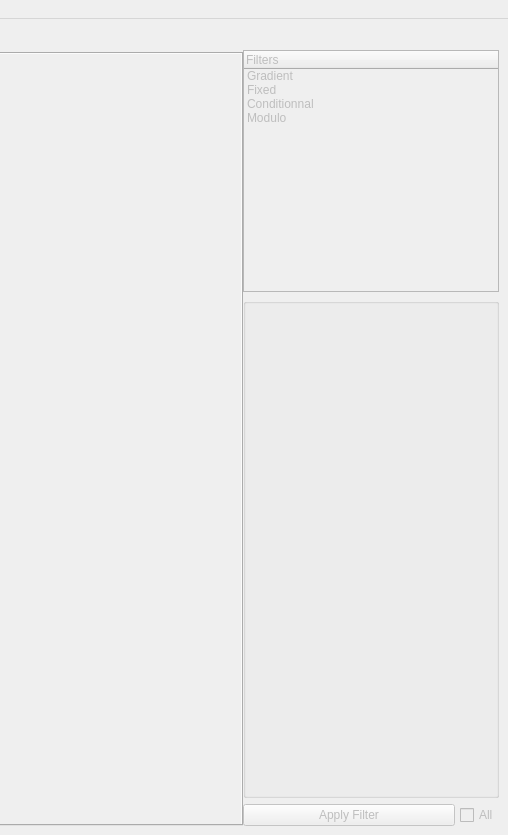
First picture: the form in mainwindow.ui, repository Airels/ihm-tabs, before the edit; both pictures show x 772 to 1280 and y 0 to 835 of the 1280 by 835 pixel window.
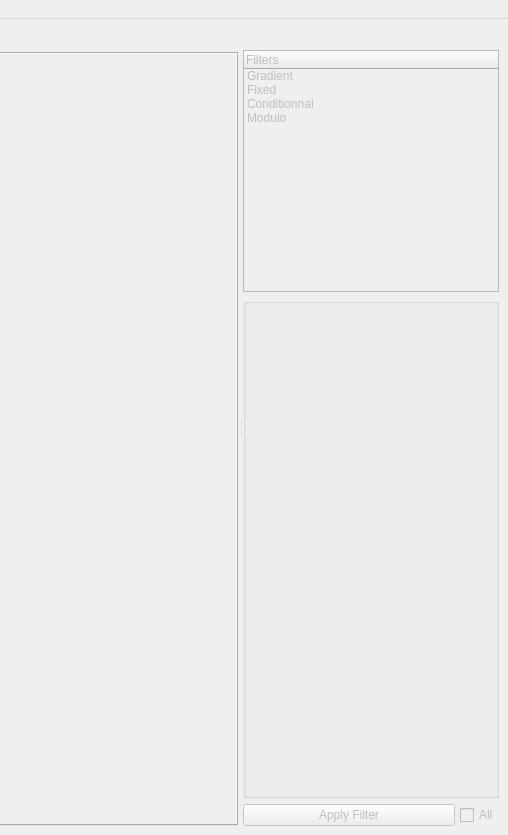
Second picture: the form after the edit.

Commit message: eddy 1 - qt 1000 but we did it

The edit to the form file:
```diff
--- a/mainwindow.ui
+++ b/mainwindow.ui
@@ -38,11 +38,17 @@
         <height>20</height>
        </size>
       </property>
+      <property name="frameShape">
+       <enum>QFrame::NoFrame</enum>
+      </property>
       <property name="orientation">
        <enum>Qt::Horizontal</enum>
       </property>
       <property name="handleWidth">
-       <number>0</number>
+       <number>5</number>
+      </property>
+      <property name="childrenCollapsible">
+       <bool>false</bool>
       </property>
       <widget class="QTabWidget" name="_tabWidget">
        <property name="enabled">
@@ -56,7 +62,7 @@
        </property>
        <property name="minimumSize">
         <size>
-         <width>100</width>
+         <width>300</width>
          <height>100</height>
         </size>
        </property>
```
Left out of the diff: 4 changed lines with no effect on the pictures.
